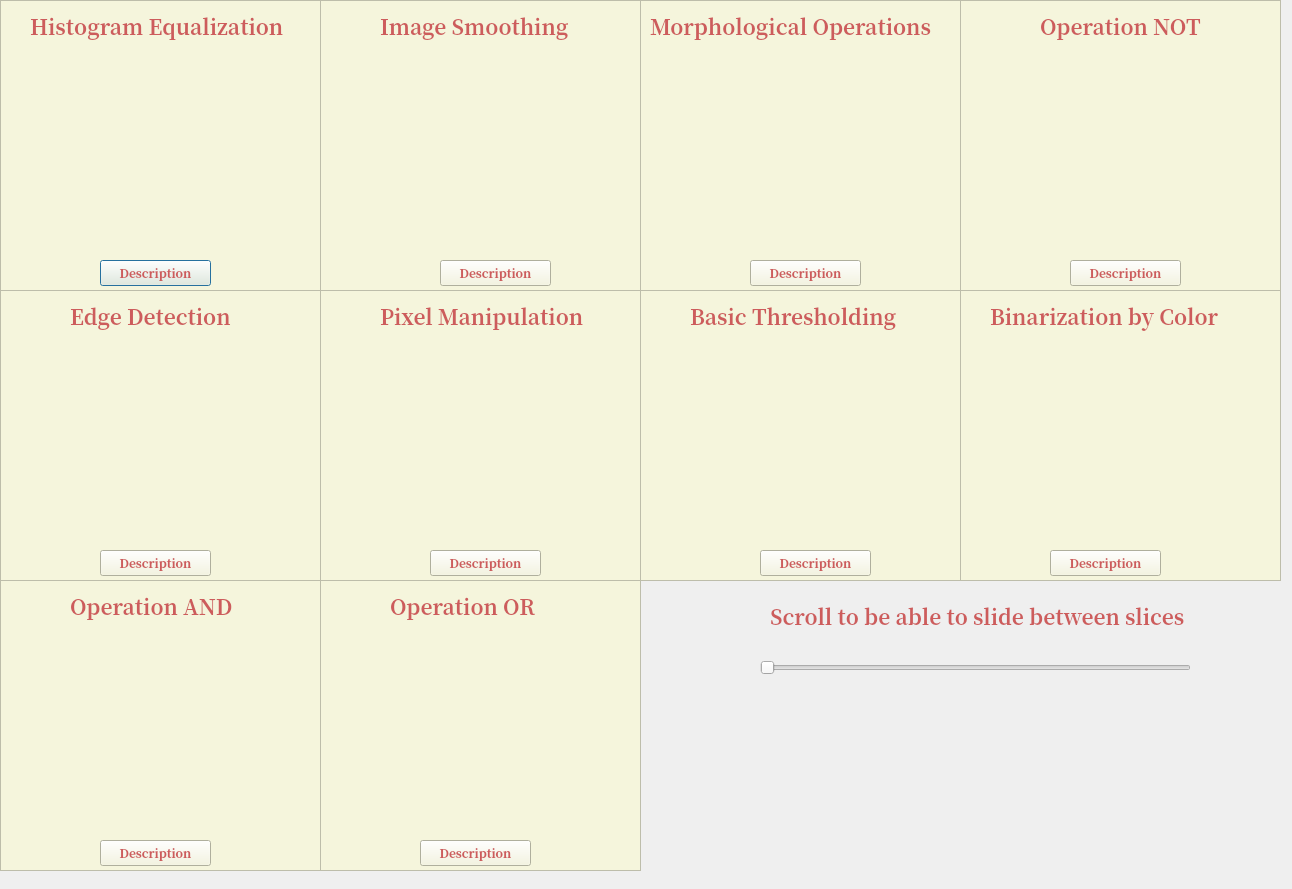
The window that filterswindow.ui (Fantasm4no/VisionxComputador) describes before a commit, drawn with Qt 5.
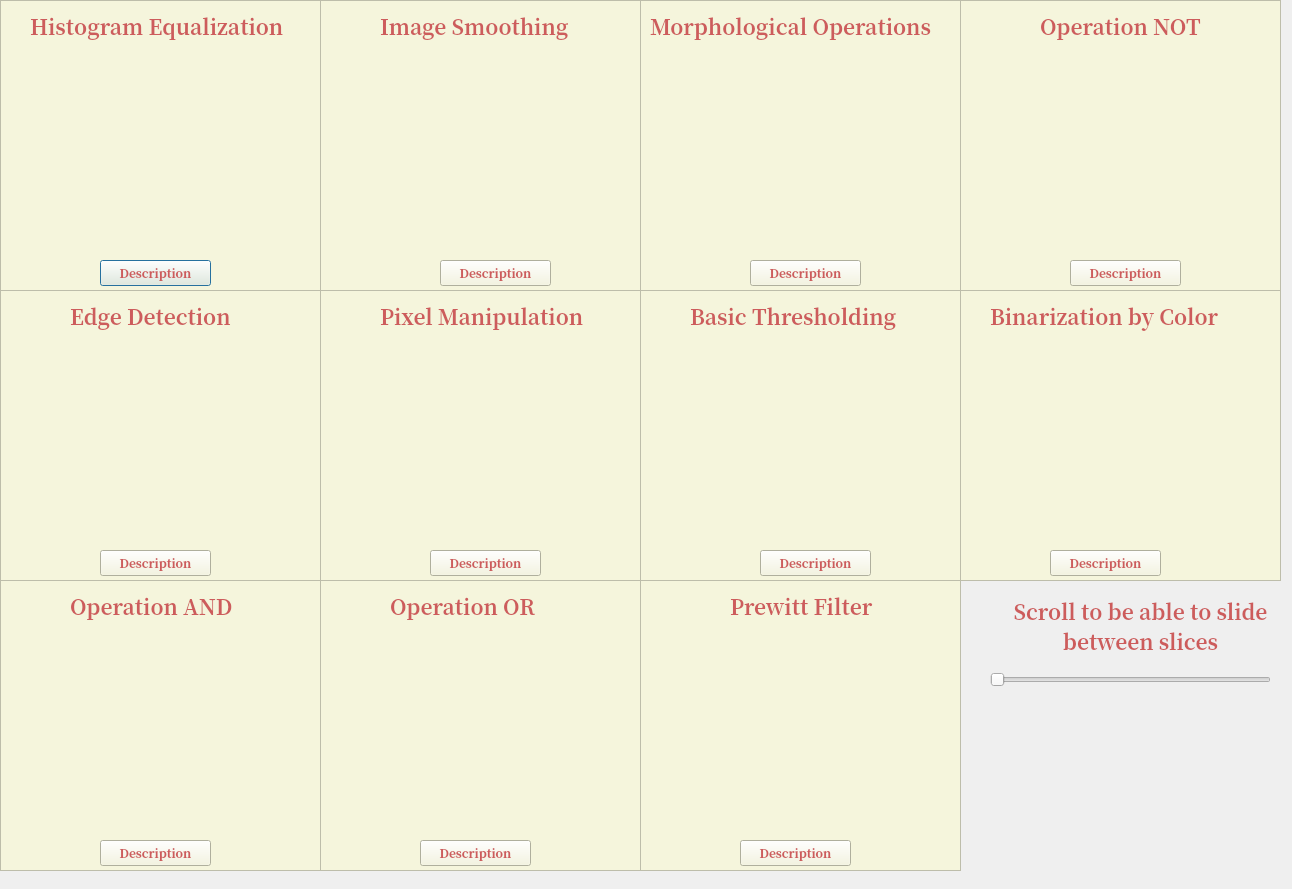
The same window after the commit.

Commit message: Filtro Investigado Agregado

Diff of the .ui file:
```diff
--- a/filterswindow.ui
+++ b/filterswindow.ui
@@ -339,10 +339,10 @@
   <widget class="QSlider" name="sliceSlider">
    <property name="geometry">
     <rect>
-     <x>760</x>
-     <y>660</y>
-     <width>431</width>
-     <height>16</height>
+     <x>990</x>
+     <y>670</y>
+     <width>281</width>
+     <height>20</height>
     </rect>
    </property>
    <property name="orientation">
@@ -595,10 +595,10 @@
   <widget class="QLabel" name="label_8">
    <property name="geometry">
     <rect>
-     <x>770</x>
-     <y>600</y>
-     <width>421</width>
-     <height>31</height>
+     <x>1000</x>
+     <y>590</y>
+     <width>281</width>
+     <height>71</height>
     </rect>
    </property>
    <property name="font">
@@ -617,13 +617,19 @@
    <property name="text">
     <string>Scroll to be able to slide between slices</string>
    </property>
+   <property name="alignment">
+    <set>Qt::AlignmentFlag::AlignCenter</set>
+   </property>
+   <property name="wordWrap">
+    <bool>true</bool>
+   </property>
   </widget>
   <widget class="QLabel" name="labelUPS">
    <property name="geometry">
     <rect>
-     <x>760</x>
+     <x>990</x>
      <y>720</y>
-     <width>451</width>
+     <width>281</width>
      <height>121</height>
     </rect>
    </property>
@@ -874,6 +880,86 @@
     </property>
    </widget>
   </widget>
+  <widget class="QFrame" name="OpeOr_2">
+   <property name="geometry">
+    <rect>
+     <x>640</x>
+     <y>580</y>
+     <width>321</width>
+     <height>291</height>
+    </rect>
+   </property>
+   <property name="styleSheet">
+    <string notr="true">background-color: rgb(245, 245, 220);</string>
+   </property>
+   <property name="frameShape">
+    <enum>QFrame::Shape::StyledPanel</enum>
+   </property>
+   <property name="frameShadow">
+    <enum>QFrame::Shadow::Raised</enum>
+   </property>
+   <widget class="QLabel" name="imageLabelPF">
+    <property name="geometry">
+     <rect>
+      <x>60</x>
+      <y>50</y>
+      <width>201</width>
+      <height>201</height>
+     </rect>
+    </property>
+    <property name="text">
+     <string/>
+    </property>
+   </widget>
+   <widget class="QLabel" name="PreFil">
+    <property name="geometry">
+     <rect>
+      <x>90</x>
+      <y>10</y>
+      <width>171</width>
+      <height>31</height>
+     </rect>
+    </property>
+    <property name="font">
+     <font>
+      <family>Noto Serif CJK JP</family>
+      <pointsize>16</pointsize>
+      <bold>true</bold>
+     </font>
+    </property>
+    <property name="layoutDirection">
+     <enum>Qt::LayoutDirection::RightToLeft</enum>
+    </property>
+    <property name="styleSheet">
+     <string notr="true">color: rgb(205, 92, 92);</string>
+    </property>
+    <property name="text">
+     <string>Prewitt Filter</string>
+    </property>
+   </widget>
+   <widget class="QPushButton" name="DescPF">
+    <property name="geometry">
+     <rect>
+      <x>100</x>
+      <y>260</y>
+      <width>111</width>
+      <height>26</height>
+     </rect>
+    </property>
+    <property name="font">
+     <font>
+      <family>Noto Serif CJK JP</family>
+      <bold>true</bold>
+     </font>
+    </property>
+    <property name="styleSheet">
+     <string notr="true">color: rgb(205, 92, 92);</string>
+    </property>
+    <property name="text">
+     <string>Description</string>
+    </property>
+   </widget>
+  </widget>
  </widget>
  <resources/>
  <connections/>
```
The commit also changes 1 other file.
